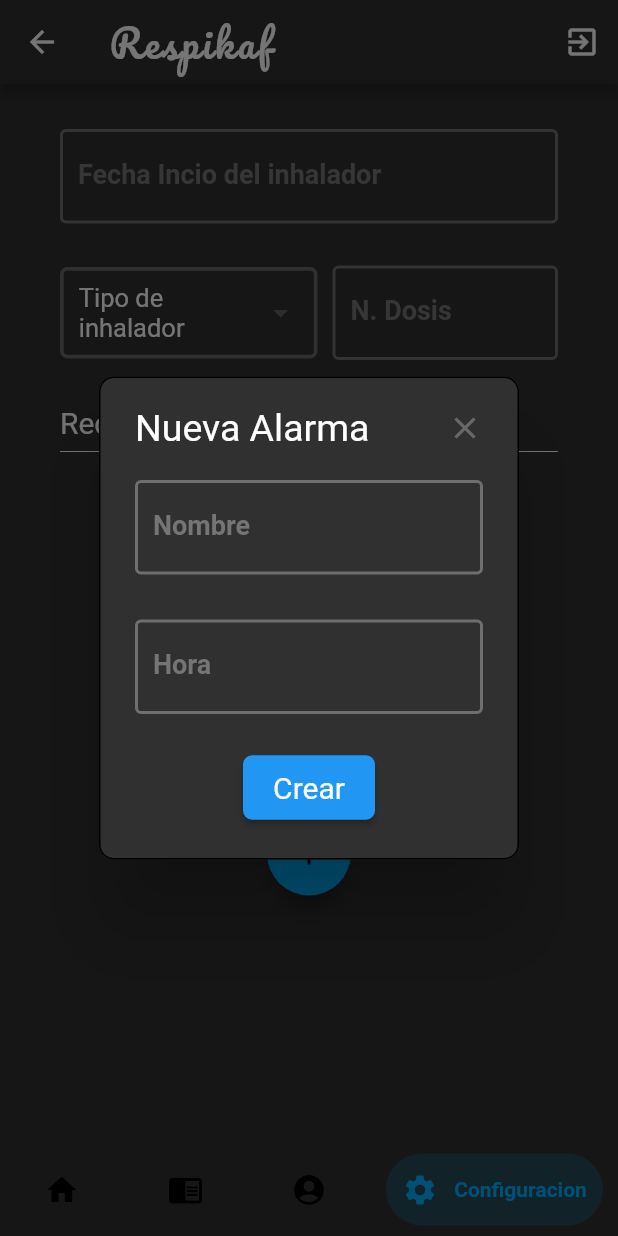
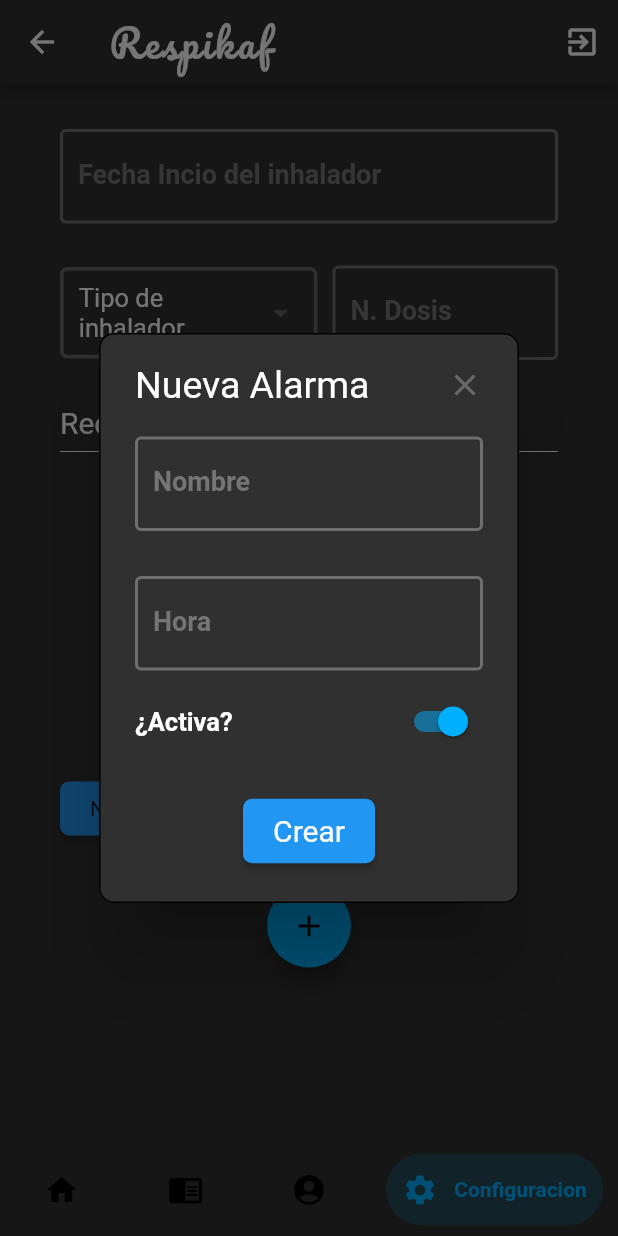
Before and after one commit to criistian14/respikaf, a Flutter app: the Home screen opened by its route, item 4 of the bottom bar chosen, after a tap on the "add" icon, on a phone screen of 412 x 824 dp. Run offline on Flutter 3.47's test engine with Material 2 defaults, Android fonts, the phone set to English and light mode, and no system bars; drawn by our look-alikes of bubble_bottom_bar; our stand-ins replace flutter_local_notifications, modal_progress_hud, percent_indicator, shared_preferences; missing offline and left inert: flutter_pdf_viewer; accounts and stored records are empty.

Commit message:
First notification

```diff
--- a/lib/models/Alarm.dart
+++ b/lib/models/Alarm.dart
@@ -1,18 +1,21 @@
 class Alarm
 {
 	final String name, hour;
+	bool state = true;
 
-	Alarm({this.name, this.hour});
+	Alarm({this.name, this.hour, this.state});
 
 
 	Alarm.fromJson(Map<String, dynamic> json)
 		: name = json['name'],
-		  hour = json['hour'];
+		  hour = json['hour'],
+		  state = json['state'];
 
 
 	Map<String, dynamic> toJson() =>
 	{
-		'name': name,
-		'hour': hour
+		'name' : name,
+		'hour' : hour,
+		'state': state
 	};
 }
--- a/lib/screens/settings.dart
+++ b/lib/screens/settings.dart
@@ -3,16 +3,21 @@ import 'package:flutter/material.dart';
 
 // Libraries
 import 'package:intl/intl.dart';
-import 'package:respikaf/models/Alarm.dart';
 import 'package:respikaf/widgets/DialogAddClock.dart';
 import 'package:shared_preferences/shared_preferences.dart';
 import 'dart:convert';
+import 'package:flutter_local_notifications/flutter_local_notifications.dart';
 
 
 // Widgets Custom
+import 'package:respikaf/widgets/AlarmItem.dart';
 import 'package:respikaf/widgets/InputText.dart';
 import 'package:respikaf/widgets/InputSelect.dart';
 import 'package:respikaf/widgets/ProgressCustom.dart';
+
+
+// Models
+import 'package:respikaf/models/Alarm.dart';
 
 
 
@@ -24,33 +29,67 @@ class Settings extends StatefulWidget
 
 class _SettingsState extends State<Settings>
 {
+	List<DropdownMenuItem<dynamic>> items = [];
+	List<String> _alarmsString;
+	List<Alarm> _alarms;
 	String dateInitialString = '';
+	bool _loadingClocks = true;
 	DateTime dateInitial = DateTime.now();
-	List<DropdownMenuItem<dynamic>> items = [];
 	SharedPreferences prefs;
-	bool _loadingClocks = true;
-	List<String> _clocks;
+	FlutterLocalNotificationsPlugin flutterLocalNotificationsPlugin;
+
 
 	@override
 	void initState() {
 		super.initState();
 
+		flutterLocalNotificationsPlugin = new FlutterLocalNotificationsPlugin();
+		var android = new AndroidInitializationSettings('app_icon');
+		var ios = new IOSInitializationSettings();
+		var initSettings = new InitializationSettings(android, ios);
+
+		flutterLocalNotificationsPlugin.initialize(initSettings, onSelectNotification: onSelectNotification);
+
 		this.loadData();
 	}
 
+
+	Future onSelectNotification(String payload) async
+	{
+		debugPrint("payload: $payload");
+		showDialog(context: context, builder: (_) => AlertDialog(title: Text('Notification'), content: Text('$payload'),));
+	}
+
+
+	@override
+	void dispose()
+	{
+		super.dispose();
+
+		this.saveData();
+	}
+
+
 	void loadData() async
 	{
+		// Inicializar variables para no repetir datos
 		items = [];
-		_clocks = [];
+		_alarmsString = [];
+		_alarms = [];
 
 
 		prefs  = await SharedPreferences.getInstance();
 
-		_clocks = prefs.getStringList('clocks') ?? [];
+		// Obtener las alarmas guardadas
+		_alarmsString = prefs.getStringList('alarms') ?? [];
 
+		// Parsear y setear las alarmas
+		_alarmsString.forEach((alarm) => _alarms.add(Alarm.fromJson(jsonDecode(alarm))) );
+
+		// Cancelar cargando
 		setState(() => _loadingClocks = false);
 
-
+		// Obtener tipos de inhalador
 		items.add(DropdownMenuItem(
 			child: Text('Cartucho presurizado'),
 			value: 'Cartucho presurizado',
@@ -65,6 +104,18 @@ class _SettingsState extends State<Settings>
 		));
 	}
 
+
+	void saveData() async
+	{
+		// Inicializar variable
+		_alarmsString = [];
+
+		// Recorrer lista de alarmas y parsearlas a String guardandolas en lista de Stings
+		_alarms.forEach((alarmTemp) => _alarmsString.add(jsonEncode(alarmTemp)));
+
+		// Guardar lista parseada
+		prefs.setStringList('alarms', _alarmsString);
+	}
 
 
 	Future _openPickerDate() async
@@ -97,22 +148,8 @@ class _SettingsState extends State<Settings>
 	{
 		showDialog(
 			context: context,
-			builder: (context) => DialogAddClock()
-		);
-	}
-
-
-	Widget _clockItem(String json)
-	{
-		Alarm _tempAlarm = Alarm.fromJson(jsonDecode(json));
-
-		return Row(
-			mainAxisAlignment: MainAxisAlignment.spaceBetween,
-			children: <Widget>[
-				Text("${_tempAlarm.name} - ${_tempAlarm.hour}", style: Theme.of(context).textTheme.body2),
-				Switch(value: true, onChanged: (e) { })
-			],
-		);
+			builder: (context) => DialogAddClock(alarms: _alarms)
+		).then((value) => setState(() {}));
 	}
 
 
@@ -123,8 +160,8 @@ class _SettingsState extends State<Settings>
 			height: MediaQuery.of(context).size.height / 4,
 			child: ListView.builder(
 				//physics: NeverScrollableScrollPhysics(),
-				itemCount: _clocks.length,
-				itemBuilder: (context, index) => _clockItem(_clocks[index]),
+				itemCount: _alarms.length,
+				itemBuilder: (context, index) => AlarmItem(alarm: _alarms[index]),
 			)
 		);
 	}
@@ -135,6 +172,17 @@ class _SettingsState extends State<Settings>
 		return (_loadingClocks)
 			? ProgressCustom()
 			: _listClocks();
+	}
+
+
+
+	showNotification() async
+	{
+		var android = new AndroidNotificationDetails('channel id', 'channel NAME', 'CHANNEL DESCRIPTION');
+		var iOS = new IOSNotificationDetails();
+		var platform = new NotificationDetails(android, iOS);
+
+		await flutterLocalNotificationsPlugin.show(0, 'Hora de aspirar', 'Llego la hora', platform);
 	}
 
 
@@ -177,8 +225,12 @@ class _SettingsState extends State<Settings>
 
 				_buildListClocks(),
 
-				// _clocks('Alarma 1 (10:30 am)', true),
+				// _alarmsString('Alarma 1 (10:30 am)', true),
 
+				RaisedButton(
+					onPressed: showNotification,
+					child: Text('Notification'),
+				),
 
 				SizedBox(height: 26),
 				Align(
--- a/lib/widgets/DialogAddClock.dart
+++ b/lib/widgets/DialogAddClock.dart
@@ -17,9 +17,9 @@ import 'package:respikaf/models/Alarm.dart';
 
 class DialogAddClock extends StatefulWidget
 {
-	final content;
+	final List<Alarm> alarms;
 
-	DialogAddClock({ this.content });
+	DialogAddClock({ @required this.alarms });
 
   @override
   _DialogAddClockState createState() => _DialogAddClockState();
@@ -29,6 +29,7 @@ class DialogAddClock extends StatefulWidget
 class _DialogAddClockState extends State<DialogAddClock>
 {
 	String timeInitialString = '';
+	bool state = true;
 	TimeOfDay timeInitial = TimeOfDay.now();
 	TextEditingController ctrlHour = new TextEditingController(),
 								ctrlName = new TextEditingController();
@@ -61,19 +62,28 @@ class _DialogAddClockState extends State<DialogAddClock>
 		});
 	}
 
+
 	Future _saveClock() async
 	{
-		Alarm _alarmTemp = Alarm(name: ctrlName.text, hour: timeInitialString);
+		// Crear alarma temporal
+		Alarm _alarmTemp = Alarm(name: ctrlName.text, hour: timeInitialString, state: state);
 
+		// Agregar alarma a la lista para renderizarla
+		widget.alarms.add(_alarmTemp);
+
+		// Parsear objeto a String
 		String _alarmString = jsonEncode(_alarmTemp);
 
-		List<String> _clocks = prefs.getStringList('clocks') ?? [];
-		_clocks.add(_alarmString);
+		// Obetener lista de alarmas o crearla sino existe
+		List<String> _alarms = prefs.getStringList('alarms') ?? [];
 
+		// Añadir objeto (String) a lista de Strings
+		_alarms.add(_alarmString);
 
-		prefs.setStringList('clocks', _clocks);
+		// Guardar lista de Strings
+		prefs.setStringList('alarms', _alarms);
 
-
+		// Cerrar modal
 		Navigator.of(context).pop();
 	}
 
@@ -110,6 +120,14 @@ class _DialogAddClockState extends State<DialogAddClock>
 							)
 						),
 
+						SizedBox(height: 10),
+						Row(
+							mainAxisAlignment: MainAxisAlignment.spaceBetween,
+							children: <Widget>[
+								Text('¿Activa?'),
+								Switch(value: state, onChanged: (value) => setState(() => state = value), ),
+						],),
+
 						SizedBox(height: 25),
 
 						RaisedButton(
--- a/pubspec.yaml
+++ b/pubspec.yaml
@@ -32,7 +32,7 @@ dependencies:
   percent_indicator: "^1.0.15"
   intl: ^0.15.7
   flutter_pdf_viewer: ^0.0.3
-  #flutter_local_notifications:
+  flutter_local_notifications:
 
 
 dev_dependencies:
```
Also changed, not shown: lib/widgets/AlarmItem.dart (added, +32 -0 lines), pubspec.lock, 3 other files.
